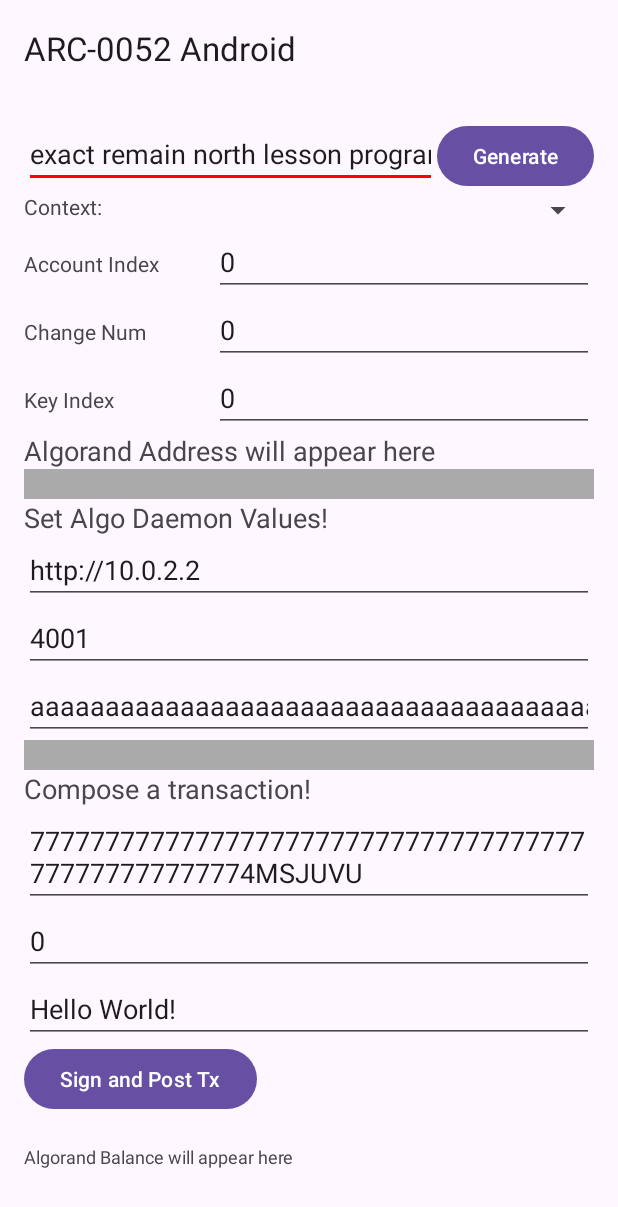
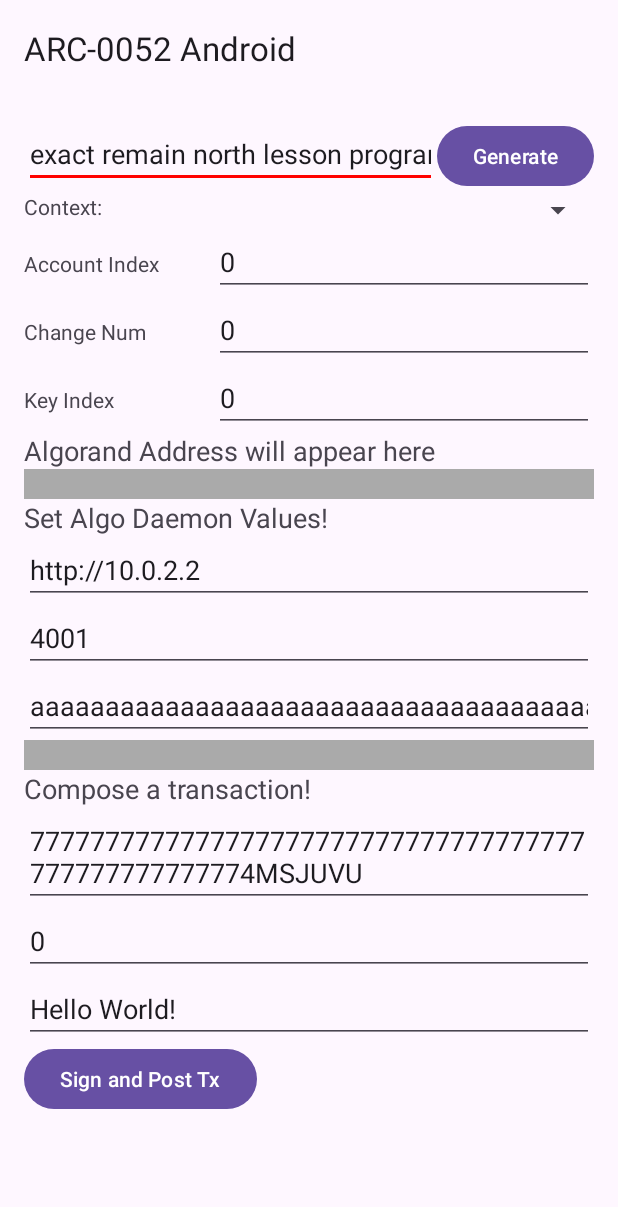
Before and after one commit to algorandfoundation/arc52-android-wallet, an Android app: the screen it shows after launch (MainActivity), on a phone screen of 412 x 824 dp. Shown: the top 1207 px of the screen. Run offline under Robolectric (Android 15) with nearby library versions, the phone set to English and light mode, and no system bars; our stand-ins replace navigation-ui; libraries missing offline, so code that uses them is left out: cash.z.ecc, com.algorand.algosdk, org.bouncycastle.jce; 8 statements that could not run were skipped.

Commit message:
chore: remove unused field

```diff
--- a/app/src/main/res/layout/wallet.xml
+++ b/app/src/main/res/layout/wallet.xml
@@ -234,15 +234,6 @@
             android:id="@+id/statusTextView"
             android:layout_width="wrap_content"
             android:layout_height="wrap_content"/>
-
-        <TextView
-            android:id="@+id/balanceTextView"
-            android:layout_width="match_parent"
-            android:layout_height="wrap_content"
-            android:editable="false"
-            android:text="Algorand Balance will appear here"
-            android:textSize="12sp"/>
-
     </LinearLayout>
     </androidx.constraintlayout.widget.ConstraintLayout>
 </androidx.core.widget.NestedScrollView>
```
